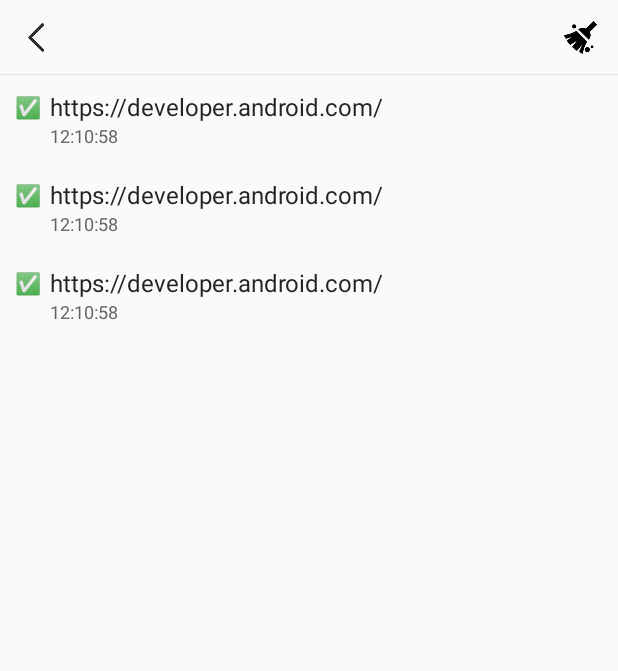
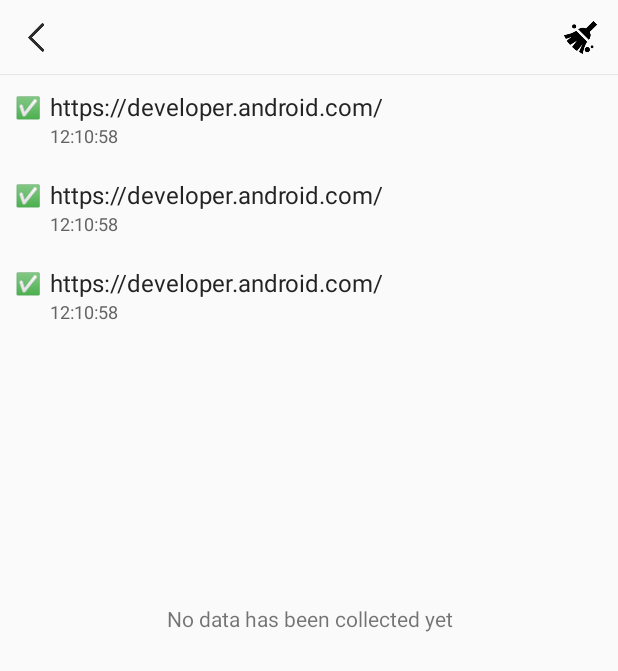
Before and after one commit to WeiLianYang/AndroidToolkit, an Android app: the layout activity_toolkit_record_list.xml on its own in the app's theme, with its tools: preview values and no code run, on a phone screen of 412 x 824 dp. Shown: the top 671 px of the screen. Run offline under Robolectric (Android 15) with nearby library versions, the phone set to English and light mode, and no system bars; network calls fail.

Commit message:
update activity theme

```diff
--- /dev/null
+++ b/app/src/main/res/values-v29/styles.xml
@@ -0,0 +1,27 @@
+<?xml version="1.0" encoding="utf-8"?>
+<!--
+  ~ Copyright WeiLianYang
+  ~
+  ~ Licensed under the Apache License, Version 2.0 (the "License");
+  ~ you may not use this file except in compliance with the License.
+  ~ You may obtain a copy of the License at
+  ~
+  ~     http://www.apache.org/licenses/LICENSE-2.0
+  ~
+  ~ Unless required by applicable law or agreed to in writing, software
+  ~ distributed under the License is distributed on an "AS IS" BASIS,
+  ~ WITHOUT WARRANTIES OR CONDITIONS OF ANY KIND, either express or implied.
+  ~ See the License for the specific language governing permissions and
+  ~ limitations under the License.
+  -->
+
+<resources>
+
+    <style name="AppTheme" parent="Theme.AppCompat.Light.DarkActionBar">
+        <!-- Customize your theme here. -->
+        <item name="colorPrimary">@color/colorPrimary</item>
+        <item name="colorPrimaryDark">@color/colorPrimaryDark</item>
+        <item name="colorAccent">@color/colorAccent</item>
+        <item name="android:forceDarkAllowed">true</item>
+    </style>
+</resources>
--- a/toolkit/src/main/java/com/william/toolkit/activity/RecordListActivity.kt
+++ b/toolkit/src/main/java/com/william/toolkit/activity/RecordListActivity.kt
@@ -43,6 +43,7 @@ class RecordListActivity : BaseActivity() {
     override var loadingTextResId = R.string.loading
     private var mRecyclerView: RecyclerView? = null
     private var mAdapter: RecordListAdapter? = null
+    private var mEmptyView: View? = null
 //    private var mIsAtBottom: Boolean = false
 
     override fun onCreate(savedInstanceState: Bundle?) {
@@ -64,7 +65,7 @@ class RecordListActivity : BaseActivity() {
             viewModel.clearRecord()
         }
         mRecyclerView = findViewById(R.id.tool_recyclerView)
-
+        mEmptyView = findViewById(R.id.tv_noData)
     }
 
     private fun initData() {
@@ -111,6 +112,7 @@ class RecordListActivity : BaseActivity() {
                     clear()
                     notifyDataSetChanged()
                 }
+                mEmptyView?.visibility = View.VISIBLE
             })
 
             recordListData.observe(this@RecordListActivity, {
@@ -119,6 +121,7 @@ class RecordListActivity : BaseActivity() {
                     addAll(it)
                     notifyDataSetChanged()
                 }
+                mEmptyView?.visibility = if (it.isEmpty()) View.VISIBLE else View.GONE
             })
             mDialog?.show()
             getRecordList()
--- a/toolkit/src/main/res/layout/activity_toolkit_record_list.xml
+++ b/toolkit/src/main/res/layout/activity_toolkit_record_list.xml
@@ -35,4 +35,13 @@
         app:layout_constraintTop_toBottomOf="@+id/cl_toolbar"
         tools:listitem="@layout/item_toolkit_record" />
 
+    <TextView
+        android:id="@+id/tv_noData"
+        android:layout_width="match_parent"
+        android:layout_height="wrap_content"
+        android:gravity="center"
+        android:text="@string/tool_empty"
+        app:layout_constraintBottom_toBottomOf="parent"
+        app:layout_constraintTop_toTopOf="parent" />
+
 </androidx.constraintlayout.widget.ConstraintLayout>
--- /dev/null
+++ b/toolkit/src/main/res/values-v29/styles.xml
@@ -0,0 +1,32 @@
+<?xml version="1.0" encoding="utf-8"?>
+<!--
+  ~ Copyright WeiLianYang
+  ~
+  ~ Licensed under the Apache License, Version 2.0 (the "License");
+  ~ you may not use this file except in compliance with the License.
+  ~ You may obtain a copy of the License at
+  ~
+  ~     http://www.apache.org/licenses/LICENSE-2.0
+  ~
+  ~ Unless required by applicable law or agreed to in writing, software
+  ~ distributed under the License is distributed on an "AS IS" BASIS,
+  ~ WITHOUT WARRANTIES OR CONDITIONS OF ANY KIND, either express or implied.
+  ~ See the License for the specific language governing permissions and
+  ~ limitations under the License.
+  -->
+
+<resources>
+
+    <style name="tool_theme_panel" parent="Theme.AppCompat.Light.NoActionBar">
+        <item name="android:windowBackground">@color/tool_color_80ffffff</item>
+        <item name="android:windowIsTranslucent">true</item>
+        <item name="android:backgroundDimEnabled">true</item>
+        <item name="android:backgroundDimAmount">0.5</item>
+        <item name="android:forceDarkAllowed">true</item>
+    </style>
+
+    <style name="tool_theme_activity" parent="Theme.AppCompat.Light.NoActionBar">
+        <item name="android:forceDarkAllowed">true</item>
+    </style>
+
+</resources>
--- a/toolkit/src/main/res/values/strings.xml
+++ b/toolkit/src/main/res/values/strings.xml
@@ -27,5 +27,6 @@
     <string name="tool_title_record_share">Share</string>
     <string name="loading">Loading, please wait…</string>
     <string name="loading_more">Loading more, please wait…</string>
+    <string name="tool_empty">No data has been collected yet</string>
 
 </resources>
--- a/toolkit/src/main/res/values/styles.xml
+++ b/toolkit/src/main/res/values/styles.xml
@@ -51,12 +51,14 @@
         <item name="android:textSize">24sp</item>
     </style>
 
-    <style name="tool_theme_activity" parent="Theme.AppCompat.Light.NoActionBar">
+    <style name="tool_theme_panel" parent="Theme.AppCompat.Light.NoActionBar">
         <item name="android:windowBackground">@color/tool_color_80ffffff</item>
         <item name="android:windowIsTranslucent">true</item>
         <item name="android:backgroundDimEnabled">true</item>
         <item name="android:backgroundDimAmount">0.5</item>
     </style>
+
+    <style name="tool_theme_activity" parent="Theme.AppCompat.Light.NoActionBar" />
 
     <style name="tool_theme_dialog" parent="@android:style/Theme.Holo.Light.Dialog">
         <item name="android:windowFrame">@null</item>
```
Also changed, not shown: toolkit/src/main/AndroidManifest.xml (+5 -3 lines).
